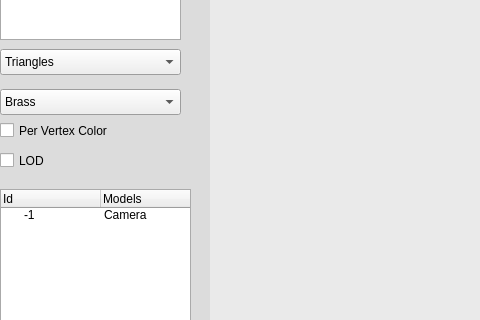
Qt form interface.ui (thejdeep/pyramid-point-renderer) before a commit; both pictures show x 0 to 480 and y 307 to 627 of the 987 by 856 pixel window.
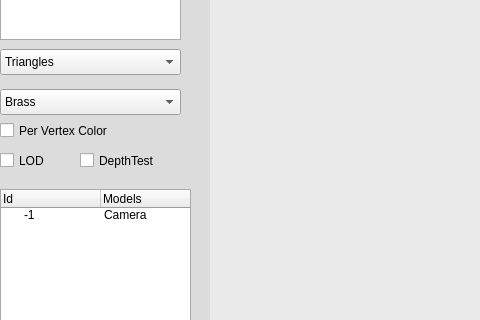
The same form after that commit. Custom widgets are drawn as their Qt base class.

The edit to the form file:
```diff
--- a/interface.ui
+++ b/interface.ui
@@ -477,6 +477,19 @@
      <string>LOD</string>
     </property>
    </widget>
+   <widget class="QCheckBox" name="checkBoxDepthTest" >
+    <property name="geometry" >
+     <rect>
+      <x>80</x>
+      <y>420</y>
+      <width>91</width>
+      <height>23</height>
+     </rect>
+    </property>
+    <property name="text" >
+     <string>DepthTest</string>
+    </property>
+   </widget>
   </widget>
   <widget class="QMenuBar" name="menubar" >
    <property name="geometry" >
```
